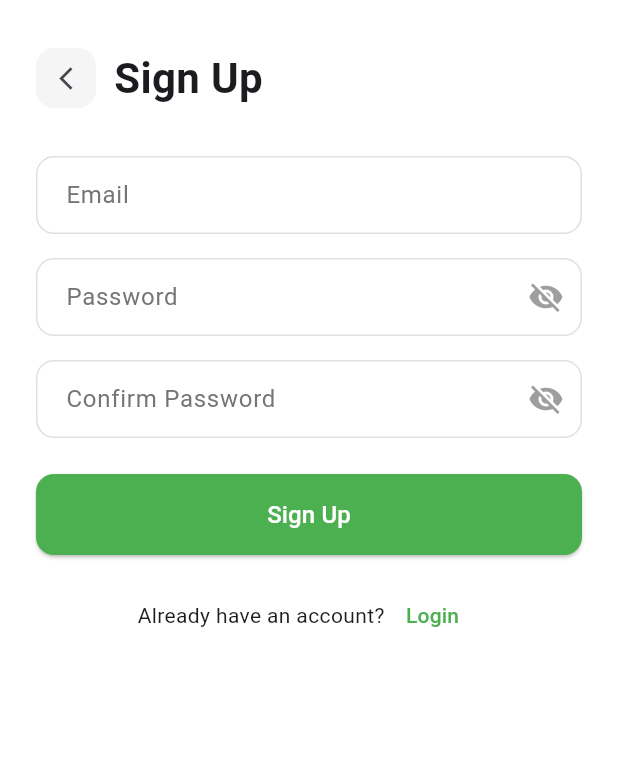
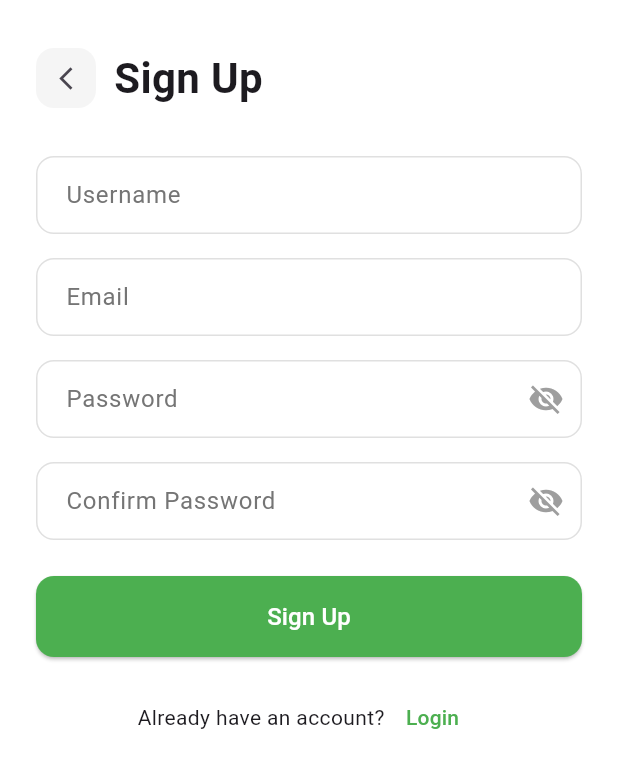
Before and after one commit to dev-noumanmgl/FitQuest, a Flutter app: the screen it shows after launch, after a tap on "Sign Up with Email", on a phone screen of 412 x 824 dp. Shown: the top 768 px of the screen. Run offline on Flutter 3.47's test engine with Material 3 defaults, Android fonts, the phone set to English and light mode, and no system bars; our stand-ins replace cloud_firestore, firebase_auth, firebase_core, flutter_easyloading; accounts and stored records are empty.

Commit message:
auth_register_completed

```diff
--- a/lib/main.dart
+++ b/lib/main.dart
@@ -1,9 +1,26 @@
+import 'package:firebase_core/firebase_core.dart';
+import 'package:fitquest/view_models/auth_viewmodel.dart';
 import 'package:flutter/material.dart';
 import 'package:fitquest/core/constants/app_colors.dart';
 import 'package:fitquest/views/splash/splash_screen.dart';
+import 'package:flutter_easyloading/flutter_easyloading.dart';
+import 'package:provider/provider.dart';
 
-void main() {
+Future<void> main() async {
+  WidgetsFlutterBinding.ensureInitialized();
+  await Firebase.initializeApp();
+
+  // Configure EasyLoading
+  configLoading();
   runApp(const MyApp());
+}
+
+void configLoading() {
+  EasyLoading.instance
+    ..indicatorType = EasyLoadingIndicatorType.fadingCircle
+    ..maskType = EasyLoadingMaskType.black
+    ..userInteractions = false
+    ..dismissOnTap = false;
 }
 
 class MyApp extends StatelessWidget {
@@ -11,9 +28,14 @@ class MyApp extends StatelessWidget {
 
   @override
   Widget build(BuildContext context) {
-    return MaterialApp(
+    return MultiProvider(
+      providers: [
+        ChangeNotifierProvider(create: (_) => AuthViewModel()),
+      ],
+      child: MaterialApp(
         title: 'FitQuest',
         debugShowCheckedModeBanner: false,
+        builder: EasyLoading.init(),
         theme: ThemeData(
           primaryColor: AppColors.primaryGreen,
           scaffoldBackgroundColor: AppColors.white,
@@ -44,6 +66,7 @@ class MyApp extends StatelessWidget {
           ),
         ),
         home: const SplashScreen(),
+      ),
     );
   }
 }
--- /dev/null
+++ b/lib/repositories/auth_repository.dart
@@ -0,0 +1,27 @@
+import 'package:cloud_firestore/cloud_firestore.dart';
+import 'package:firebase_auth/firebase_auth.dart';
+import 'package:fitquest/core/data/models/user_model.dart';
+
+class AuthRepository {
+  final FirebaseAuth _auth = FirebaseAuth.instance;
+  final FirebaseFirestore _firestore = FirebaseFirestore.instance;
+
+  Future<void> signUp({
+    required String email,
+    required String password,
+    required String username,
+  }) async {
+    final credential = await _auth.createUserWithEmailAndPassword(
+      email: email,
+      password: password,
+    );
+
+    final user = UserModel(
+      uid: credential.user!.uid,
+      email: email,
+      username: username,
+    );
+
+    await _firestore.collection('fitquest_users').doc(user.uid).set(user.toJson());
+  }
+}
--- a/lib/views/auth/auth_screen.dart
+++ b/lib/views/auth/auth_screen.dart
@@ -94,7 +94,7 @@ class AuthScreen extends StatelessWidget {
                   Navigator.push(
                     context,
                     MaterialPageRoute(
-                      builder: (_) => const DisplayNameScreen(),
+                      builder: (_) => const DisplayNameScreen(username: 'Dummy',),
                     ),
                   );
                 },
--- a/lib/views/auth/display_name_screen.dart
+++ b/lib/views/auth/display_name_screen.dart
@@ -5,7 +5,8 @@ import 'package:fitquest/views/dashboard/main_view.dart';
 import 'package:flutter/material.dart';
 
 class DisplayNameScreen extends StatefulWidget {
-  const DisplayNameScreen({super.key});
+  final String username;
+  const DisplayNameScreen({super.key, required this.username});
 
   @override
   State<DisplayNameScreen> createState() => _DisplayNameScreenState();
--- a/lib/views/auth/signup_screen.dart
+++ b/lib/views/auth/signup_screen.dart
@@ -1,8 +1,11 @@
+import 'package:fitquest/view_models/auth_viewmodel.dart';
+import 'package:flutter/material.dart';
+import 'package:flutter_easyloading/flutter_easyloading.dart';
+import 'package:provider/provider.dart';
+import 'package:fitquest/core/constants/app_colors.dart';
 import 'package:fitquest/core/widgets/custom_button.dart';
-import 'package:fitquest/views/auth/display_name_screen.dart';
-import 'package:flutter/material.dart';
-import 'package:fitquest/core/constants/app_colors.dart';
 import 'package:fitquest/core/widgets/custom_textfield.dart';
+import 'display_name_screen.dart';
 
 class SignupWithEmailScreen extends StatefulWidget {
   const SignupWithEmailScreen({super.key});
@@ -13,6 +16,7 @@ class SignupWithEmailScreen extends StatefulWidget {
 
 class _SignupWithEmailScreenState extends State<SignupWithEmailScreen> {
   final TextEditingController emailController = TextEditingController();
+  final TextEditingController usernameController = TextEditingController();
   final TextEditingController passwordController = TextEditingController();
   final TextEditingController confirmPasswordController = TextEditingController();
 
@@ -21,11 +25,14 @@ class _SignupWithEmailScreenState extends State<SignupWithEmailScreen> {
 
   @override
   Widget build(BuildContext context) {
+    final authViewModel = Provider.of<AuthViewModel>(context);
+
     return Scaffold(
       backgroundColor: AppColors.white,
       body: SafeArea(
         child: Padding(
           padding: const EdgeInsets.symmetric(horizontal: 24, vertical: 32),
+          child: SingleChildScrollView(
             child: Column(
               crossAxisAlignment: CrossAxisAlignment.start,
               children: [
@@ -52,7 +59,13 @@ class _SignupWithEmailScreenState extends State<SignupWithEmailScreen> {
                 ),
                 const SizedBox(height: 32),
 
-              // Email
+                CustomTextField(
+                  label: 'Username',
+                  controller: usernameController,
+                  keyboardType: TextInputType.text,
+                ),
+                const SizedBox(height: 16),
+
                 CustomTextField(
                   label: 'Email',
                   controller: emailController,
@@ -60,7 +73,6 @@ class _SignupWithEmailScreenState extends State<SignupWithEmailScreen> {
                 ),
                 const SizedBox(height: 16),
 
-              // Password
                 CustomTextField(
                   label: 'Password',
                   controller: passwordController,
@@ -73,7 +85,6 @@ class _SignupWithEmailScreenState extends State<SignupWithEmailScreen> {
                 ),
                 const SizedBox(height: 16),
 
-              // Confirm Password
                 CustomTextField(
                   label: 'Confirm Password',
                   controller: confirmPasswordController,
@@ -86,19 +97,38 @@ class _SignupWithEmailScreenState extends State<SignupWithEmailScreen> {
                 ),
                 const SizedBox(height: 24),
 
-              // Sign Up Button
                 CustomButton(
                   text: 'Sign Up',
                   onPressed: () {
-                    Navigator.push(
+                    final email = emailController.text.trim();
+                    final username = usernameController.text.trim();
+                    final password = passwordController.text.trim();
+                    final confirmPassword = confirmPasswordController.text.trim();
+
+                    if (email.isEmpty || username.isEmpty || password.isEmpty || confirmPassword.isEmpty) {
+                      EasyLoading.showError('All fields are required');
+                      return;
+                    }
+                    if (password != confirmPassword) {
+                      EasyLoading.showError('Passwords do not match');
+                      return;
+                    }
+
+                    authViewModel.signUp(
+                      email: email,
+                      password: password,
+                      username: username,
+                      onSuccess: () {
+                        Navigator.pushReplacement(
                           context,
-                      MaterialPageRoute(builder: (_) => const DisplayNameScreen()),
+                          MaterialPageRoute(builder: (_) => DisplayNameScreen(username: username)),
+                        );
+                      },
                     );
                   },
                 ),
                 const SizedBox(height: 16),
 
-              // Already have account
                 Row(
                   mainAxisAlignment: MainAxisAlignment.center,
                   children: [
@@ -116,6 +146,7 @@ class _SignupWithEmailScreenState extends State<SignupWithEmailScreen> {
             ),
           ),
         ),
+      ),
     );
   }
 }
--- a/pubspec.yaml
+++ b/pubspec.yaml
@@ -35,6 +35,10 @@ dependencies:
   # Use with the CupertinoIcons class for iOS style icons.
   cupertino_icons: ^1.0.8
   provider: ^6.1.5
+  firebase_core: ^4.0.0
+  firebase_auth: ^6.0.0
+  cloud_firestore: ^6.0.0
+  flutter_easyloading: ^3.0.5
 
 dev_dependencies:
   flutter_test:
```
Also changed, not shown: lib/core/data/models/user_model.dart (added, +19 -0 lines), lib/view_models/auth_viewmodel.dart (added, +28 -0 lines), pubspec.lock, 4 other files. Lines whose indentation alone changed are shown as unchanged.
